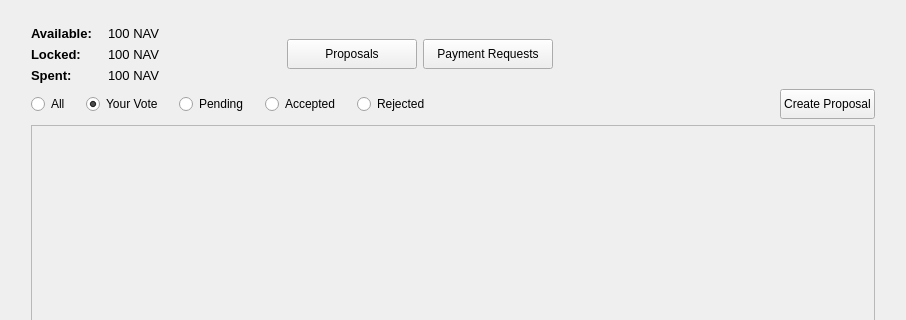
Qt form src/qt/communityfundpage.ui (navcoin/navcoin-core) before a commit; both pictures show x 0 to 906 and y 0 to 320 of the 906 by 690 pixel window.
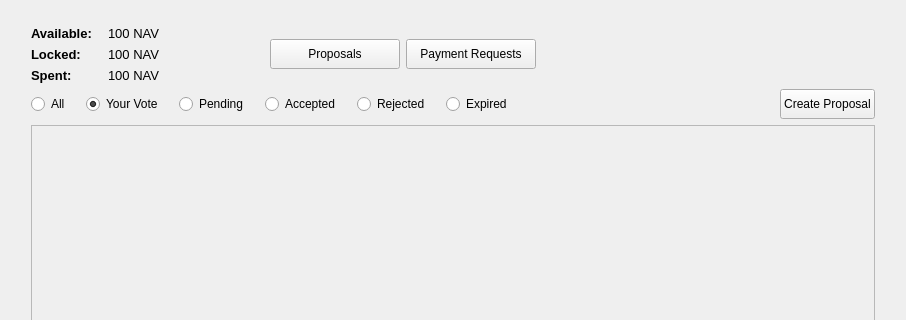
The same form after that commit.

Commit message: Addition of expired radio button

Diff of the .ui file:
```diff
--- a/src/qt/communityfundpage.ui
+++ b/src/qt/communityfundpage.ui
@@ -285,7 +285,7 @@
            </property>
            <property name="sizeHint" stdset="0">
             <size>
-             <width>200</width>
+             <width>235</width>
              <height>20</height>
             </size>
            </property>
@@ -460,6 +460,29 @@
            </property>
           </widget>
          </item>
+         <item>
+          <spacer name="horizontalSpacer_12">
+           <property name="orientation">
+            <enum>Qt::Horizontal</enum>
+           </property>
+           <property name="sizeType">
+            <enum>QSizePolicy::Fixed</enum>
+           </property>
+           <property name="sizeHint" stdset="0">
+            <size>
+             <width>10</width>
+             <height>20</height>
+            </size>
+           </property>
+          </spacer>
+         </item>
+         <item>
+          <widget class="QRadioButton" name="radioButtonExpired">
+           <property name="text">
+            <string>Expired</string>
+           </property>
+          </widget>
+         </item>
          <item>
           <spacer name="horizontalSpacer">
            <property name="orientation">
```
